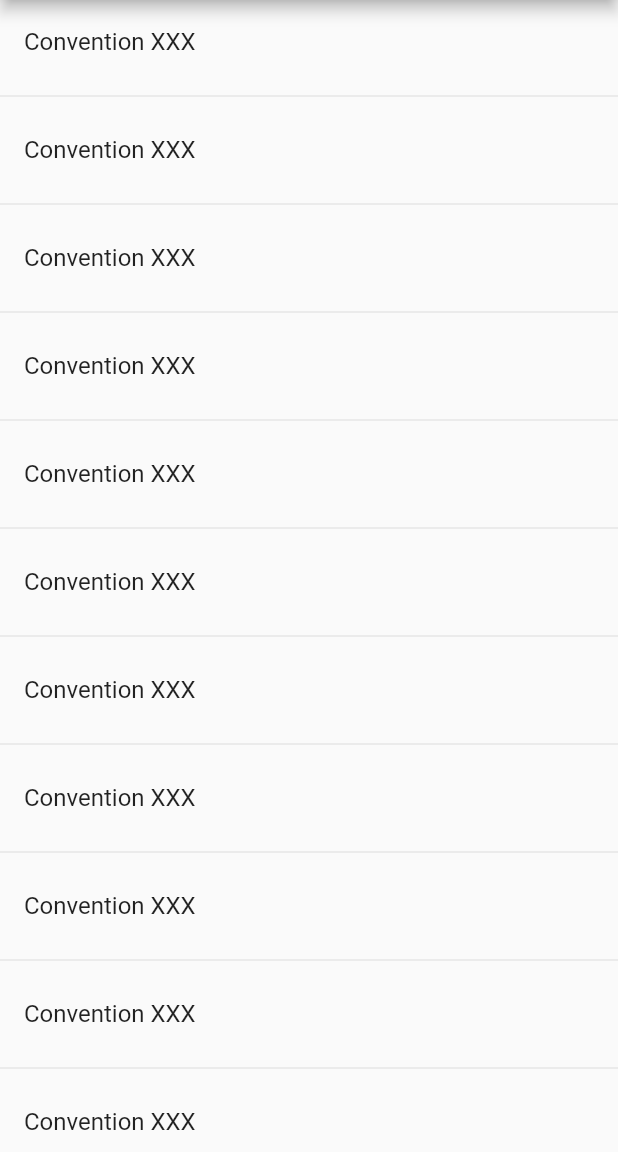
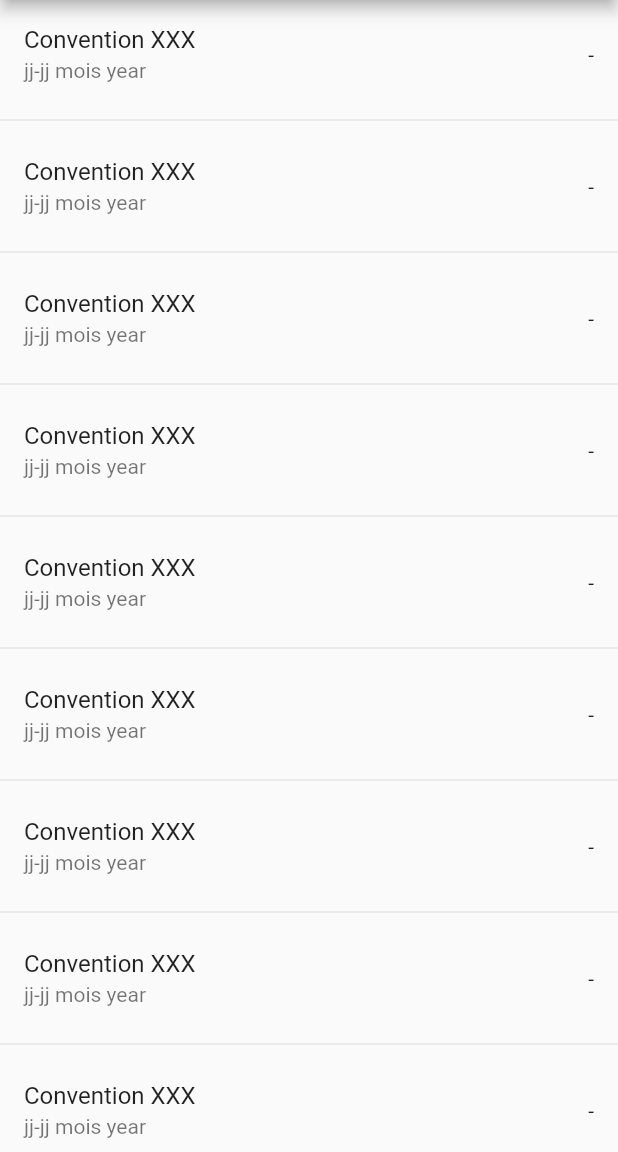
Before and after one commit to franckentien/convention-geek-flutter, a Flutter app: the screen it shows after launch, on a phone screen of 412 x 824 dp, the part 84-1236 px from its top. Run offline on Flutter 3.47's test engine with Material 2 defaults, Android fonts, the phone set to English and light mode, and no system bars.

Commit message:
Format list with 2 lines and metadata

```diff
--- a/lib/main.dart
+++ b/lib/main.dart
@@ -82,6 +82,12 @@ class _MyHomePageState extends State<MyHomePage> {
       title: new Text(
         "Convention XXX"
       ),
+      subtitle: new Text(
+        'jj-jj mois year'
+      ),
+      trailing: new Text(
+        '-'
+      ),
     );
   }
 
```
